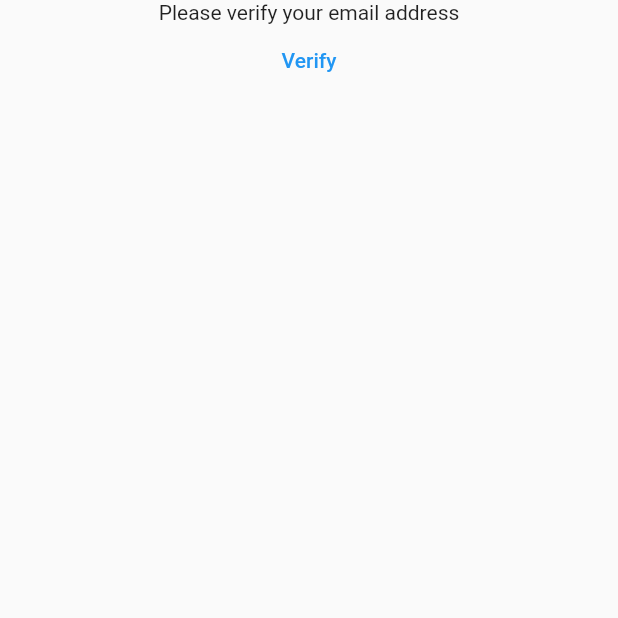
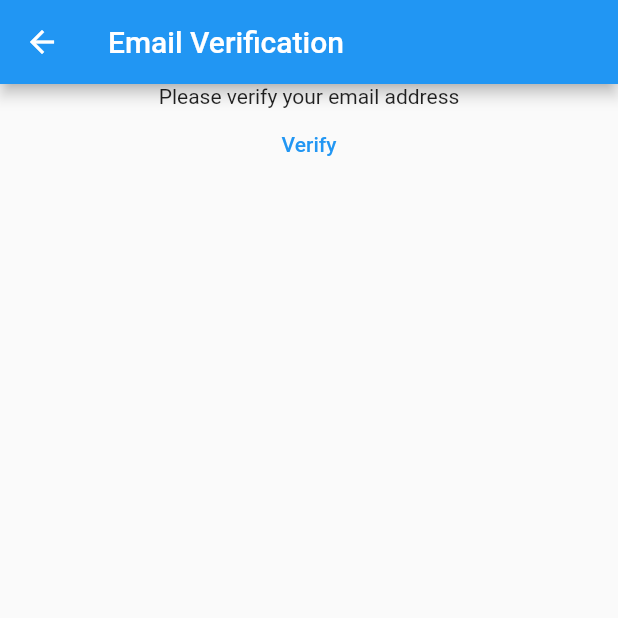
Before and after one commit to GKosheev/Flutter-Project, a Flutter app: the VerifyEmailView screen opened directly, on a phone screen of 412 x 824 dp, the top half of it. Run offline on Flutter 3.47's test engine with Material 2 defaults, Android fonts, the phone set to English and light mode, and no system bars; our stand-ins replace firebase_auth, firebase_core; accounts and stored records are empty.

Commit message:
Update verify_email_view.dart

```diff
--- a/lib/utils/views/verify_email_view.dart
+++ b/lib/utils/views/verify_email_view.dart
@@ -11,7 +11,9 @@ class VerifyEmailView extends StatefulWidget {
 class _VerifyEmailViewState extends State<VerifyEmailView> {
   @override
   Widget build(BuildContext context) {
-    return Center(
+    return Scaffold(
+      appBar: AppBar(title: const Text("Email Verification")),
+      body: Center(
         child: Column(
           children: [
             const Text("Please verify your email address"),
@@ -23,6 +25,7 @@ class _VerifyEmailViewState extends State<VerifyEmailView> {
                 child: const Text("Verify"))
           ],
         ),
+      ),
     );
   }
 }
```
Lines whose indentation alone changed are shown as unchanged.
